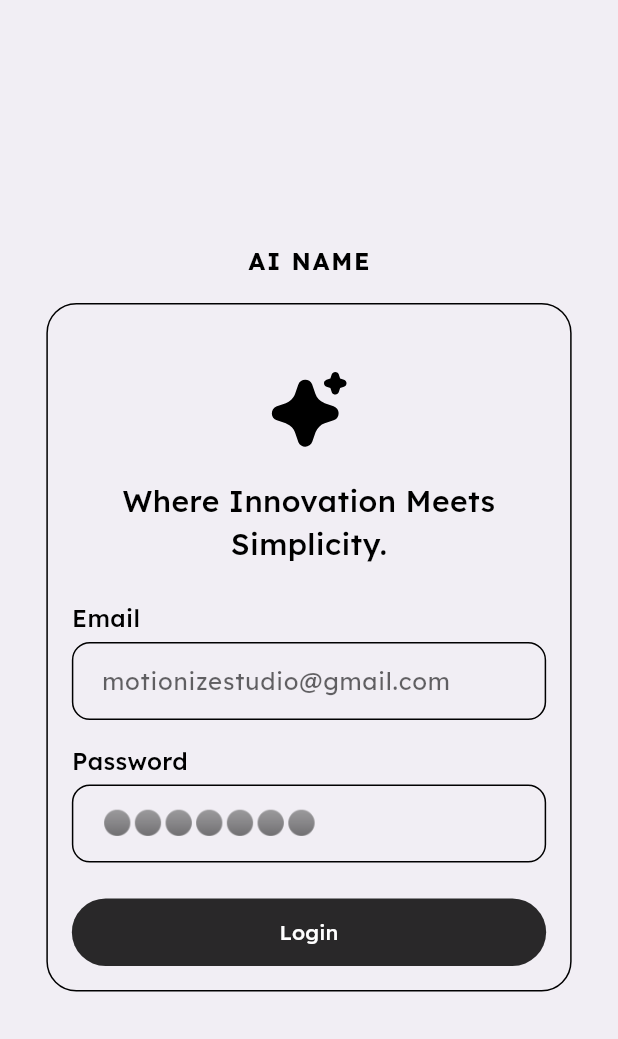
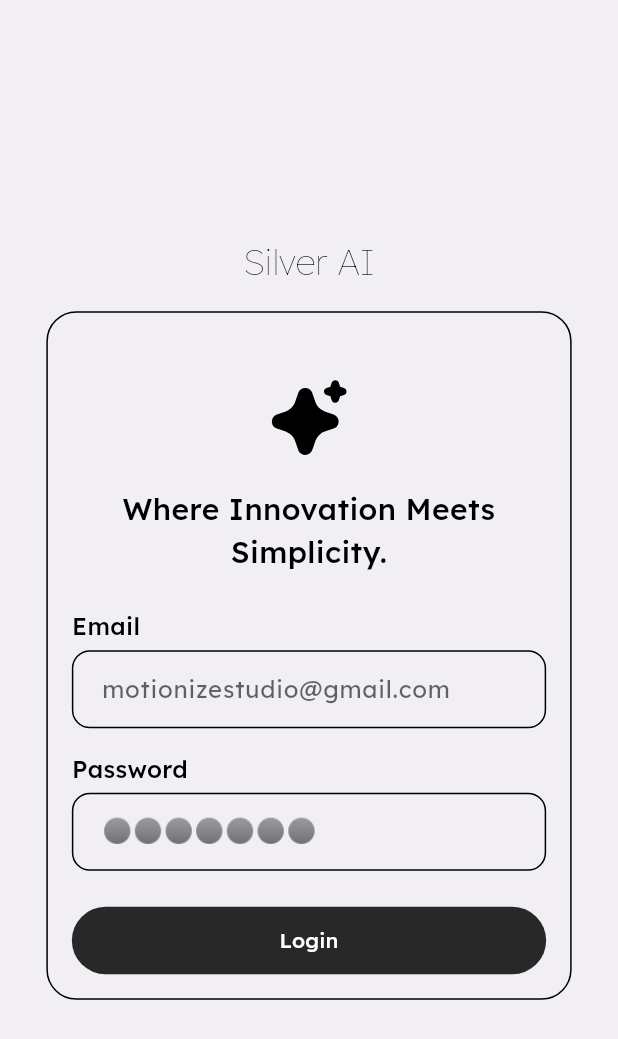
Before and after one commit to neelwork/Ai_studio, a Flutter app: the screen it shows after launch, after a tap on "Login", on a phone screen of 412 x 824 dp. Shown: the top 1039 px of the screen. Run offline on Flutter 3.47's test engine with Material 3 defaults, Android fonts, the light colour scheme and no system bars; our stand-ins replace bloc, file_picker, firebase_auth, firebase_core, flutter_bloc, flutter_svg and 7 more; accounts and stored records are empty; network calls fail.

Commit message:
app  logo and name changed

```diff
--- a/lib/main.dart
+++ b/lib/main.dart
@@ -1,26 +1,60 @@
-import 'package:ai_studio/src/auth_bloc/auth_bloc.dart';
-import 'package:ai_studio/src/auth_bloc/auth_screen.dart';
-import 'package:ai_studio/src/chat_bloc/chat_bloc.dart';
-import 'package:ai_studio/src/chat_bloc/chat_screen.dart';
-import 'package:ai_studio/src/chat_bloc/get_all_chat_history_bloc.dart';
-import 'package:ai_studio/src/chat_bloc/get_prompt_by_id_bloc.dart';
-import 'package:ai_studio/src/login_bloc/login_bloc.dart';
-import 'package:ai_studio/src/login_bloc/login_screen.dart';
-import 'package:ai_studio/src/setting_bloc/delete_all_chat_bloc.dart';
-import 'package:ai_studio/src/setting_bloc/profile_bloc.dart';
-import 'package:ai_studio/src/setting_bloc/setting_screen.dart';
-import 'package:ai_studio/src/setting_bloc/update_user_bloc.dart';
-import 'package:ai_studio/src/signup_bloc/signup_bloc.dart';
-import 'package:ai_studio/src/signup_bloc/signup_screen.dart';
-import 'package:ai_studio/src/splash_screen/splash_screen.dart';
-import 'package:firebase_core/firebase_core.dart';
 import 'package:flutter/material.dart';
 import 'package:flutter_bloc/flutter_bloc.dart';
+import 'package:silver_ai/src/auth_bloc/auth_bloc.dart';
+import 'package:silver_ai/src/auth_bloc/auth_screen.dart';
+import 'package:silver_ai/src/chat_bloc/chat_screen.dart';
+import 'package:silver_ai/src/login_bloc/login_screen.dart';
+import 'package:silver_ai/src/setting_bloc/setting_screen.dart';
+import 'package:silver_ai/src/signup_bloc/signup_screen.dart';
+import 'package:silver_ai/src/splash_screen/splash_screen.dart';
+import 'package:silver_ai/utils/colors.dart';
+import 'package:silver_ai/utils/global_functions_variable.dart';
+import 'package:silver_ai/utils/responsive.dart';
+import 'package:silver_ai/utils/text_styles.dart';
+import 'package:silver_ai/widget/custom_snackbar.dart';
+import 'package:silver_ai/services/shared_preference/shared_preference.dart';
+import 'package:silver_ai/services/google_signin_services.dart';
+import 'package:silver_ai/services/post_services/post_services.dart';
+import 'package:silver_ai/src/chat_bloc/get_all_chat_history_bloc.dart';
+import 'package:silver_ai/src/chat_bloc/get_prompt_by_id_bloc.dart';
+import 'package:silver_ai/src/setting_bloc/profile_bloc.dart';
+import 'package:silver_ai/src/setting_bloc/delete_all_chat_bloc.dart';
+import 'package:silver_ai/src/setting_bloc/update_user_bloc.dart';
+import 'package:silver_ai/model/chat_model.dart';
+import 'package:silver_ai/model/delete_all_chat_model.dart';
+import 'package:silver_ai/model/get_chat_history_model.dart';
+import 'package:silver_ai/model/get_profile_model.dart';
+import 'package:silver_ai/model/get_prompt_by_id_model.dart';
+import 'package:silver_ai/model/login_model.dart';
+import 'package:silver_ai/model/signup_model.dart';
+import 'package:silver_ai/model/update_user_model.dart';
+import 'package:silver_ai/utils/api_endpoint.dart';
+import 'package:silver_ai/utils/global_variable.dart';
+import 'package:silver_ai/widget/app_button.dart';
+import 'package:silver_ai/widget/custom_textfield.dart';
+import 'package:silver_ai/demo.dart';
+import 'package:silver_ai/src/chat_bloc/chat_bloc.dart';
+import 'package:silver_ai/src/chat_bloc/chat_event.dart';
+import 'package:silver_ai/src/chat_bloc/chat_state.dart';
+import 'package:silver_ai/src/auth_bloc/auth_event.dart';
+import 'package:silver_ai/src/auth_bloc/auth_state.dart';
+import 'package:silver_ai/src/login_bloc/login_bloc.dart';
+import 'package:silver_ai/src/signup_bloc/signup_bloc.dart';
+import 'package:firebase_core/firebase_core.dart';
 import 'package:provider/provider.dart';
 import 'package:flutter/foundation.dart';
+import 'package:flutter/services.dart';
 
 void main() async{
   WidgetsFlutterBinding.ensureInitialized();
+
+  // Test asset loading
+  try {
+    await rootBundle.load('assets/icons/ai_icon.svg');
+    print('✅ Asset loaded successfully: assets/icons/ai_icon.svg');
+  } catch (e) {
+    print('❌ Asset loading failed: assets/icons/ai_icon.svg - $e');
+  }
 
   if (kIsWeb) {
     await Firebase.initializeApp(
@@ -81,7 +115,7 @@ class MyApp extends StatelessWidget {
           builder: (context, themeProvider, _) {
             return MaterialApp(
               debugShowCheckedModeBanner: false,
-              title: 'Flutter Demo',
+              title: 'Silver AI',
               theme: AppTheme.lightTheme,
               darkTheme: AppTheme.darkTheme,
               themeMode: themeProvider.themeMode,
--- a/lib/model/chat_model.dart
+++ b/lib/model/chat_model.dart
@@ -7,6 +7,8 @@ class ChatMessage {
   final String? imageUrl;
   final List<Widget>? attachments;
   final bool showImage;
+  final bool isTyping;
+  final int typingProgress;
 
   ChatMessage({
     required this.text,
@@ -15,5 +17,29 @@ class ChatMessage {
     this.imageUrl,
     this.attachments,
     required this.showImage,
+    this.isTyping = false,
+    this.typingProgress = 0,
   });
+
+  ChatMessage copyWith({
+    String? text,
+    bool? isUser,
+    DateTime? timestamp,
+    String? imageUrl,
+    List<Widget>? attachments,
+    bool? showImage,
+    bool? isTyping,
+    int? typingProgress,
+  }) {
+    return ChatMessage(
+      text: text ?? this.text,
+      isUser: isUser ?? this.isUser,
+      timestamp: timestamp ?? this.timestamp,
+      imageUrl: imageUrl ?? this.imageUrl,
+      attachments: attachments ?? this.attachments,
+      showImage: showImage ?? this.showImage,
+      isTyping: isTyping ?? this.isTyping,
+      typingProgress: typingProgress ?? this.typingProgress,
+    );
+  }
 }
--- a/lib/src/auth_bloc/auth_screen.dart
+++ b/lib/src/auth_bloc/auth_screen.dart
@@ -1,7 +1,7 @@
-import 'package:ai_studio/services/google_signin_services.dart';
-import 'package:ai_studio/src/signup_bloc/signup_bloc.dart';
-import 'package:ai_studio/src/login_bloc/login_bloc.dart';
-import 'package:ai_studio/utils/global_functions_variable.dart';
+import 'package:silver_ai/services/google_signin_services.dart';
+import 'package:silver_ai/src/signup_bloc/signup_bloc.dart';
+import 'package:silver_ai/src/login_bloc/login_bloc.dart';
+import 'package:silver_ai/utils/global_functions_variable.dart';
 import 'package:flutter/material.dart';
 import 'package:flutter_bloc/flutter_bloc.dart';
 import 'package:flutter_svg/svg.dart';
@@ -62,10 +62,10 @@ class _AuthCardState extends State<_AuthCard> {
         mainAxisAlignment: MainAxisAlignment.center,
         children: [
           Text(
-            'AI NAME',
-            style: AppTextStyles.bold16.copyWith(
-              letterSpacing: 1.2,
-              color: theme.textTheme.bodyLarge?.color,
+            'Silver AI',
+            style: AppTextStyles.regular24.copyWith(
+              fontWeight: FontWeight.w100,
+              color: !isDarkMode ? AppColors.black : AppColors.white,
             ),
           ),
           const SizedBox(height: 16),
--- a/lib/src/chat_bloc/get_all_chat_history_bloc.dart
+++ b/lib/src/chat_bloc/get_all_chat_history_bloc.dart
@@ -1,5 +1,5 @@
-import 'package:ai_studio/model/get_chat_history_model.dart';
-import 'package:ai_studio/services/post_services/post_services.dart';
+import 'package:silver_ai/model/get_chat_history_model.dart';
+import 'package:silver_ai/services/post_services/post_services.dart';
 import 'package:flutter_bloc/flutter_bloc.dart';
 
 sealed class GetAllChatHistory {}
--- a/lib/src/chat_bloc/get_prompt_by_id_bloc.dart
+++ b/lib/src/chat_bloc/get_prompt_by_id_bloc.dart
@@ -1,5 +1,5 @@
-import 'package:ai_studio/model/get_prompt_by_id_model.dart';
-import 'package:ai_studio/services/post_services/post_services.dart';
+import 'package:silver_ai/model/get_prompt_by_id_model.dart';
+import 'package:silver_ai/services/post_services/post_services.dart';
 import 'package:flutter_bloc/flutter_bloc.dart';
 
 sealed class GetPromptByIdEvent {}
--- a/lib/src/login_bloc/login_bloc.dart
+++ b/lib/src/login_bloc/login_bloc.dart
@@ -1,6 +1,6 @@
-import 'package:ai_studio/model/login_model.dart';
-import 'package:ai_studio/services/post_services/post_services.dart';
-import 'package:ai_studio/services/shared_preference/shared_preference.dart';
+import 'package:silver_ai/model/login_model.dart';
+import 'package:silver_ai/services/post_services/post_services.dart';
+import 'package:silver_ai/services/shared_preference/shared_preference.dart';
 import 'package:flutter_bloc/flutter_bloc.dart';
 
 sealed class LoginEvent {}
--- a/lib/src/login_bloc/login_screen.dart
+++ b/lib/src/login_bloc/login_screen.dart
@@ -1,6 +1,6 @@
-import 'package:ai_studio/src/login_bloc/login_bloc.dart';
-import 'package:ai_studio/utils/global_functions_variable.dart';
-import 'package:ai_studio/widget/custom_textfield.dart';
+import 'package:silver_ai/src/login_bloc/login_bloc.dart';
+import 'package:silver_ai/utils/global_functions_variable.dart';
+import 'package:silver_ai/widget/custom_textfield.dart';
 import 'package:flutter/material.dart';
 import 'package:flutter_bloc/flutter_bloc.dart';
 import 'package:flutter_svg/svg.dart';
@@ -52,10 +52,10 @@ class _LoginCard extends StatelessWidget {
           mainAxisAlignment: MainAxisAlignment.center,
           children: [
             Text(
-              'AI NAME',
-              style: AppTextStyles.bold16.copyWith(
-                letterSpacing: 1.2,
-                color: theme.textTheme.bodyLarge?.color, // Use theme text color
+              'Silver AI',
+              style: AppTextStyles.regular24.copyWith(
+                fontWeight: FontWeight.w100,
+                color: !isDarkMode ? AppColors.black : AppColors.white,
               ),
             ),
             const SizedBox(height: 16),
--- a/lib/src/setting_bloc/delete_all_chat_bloc.dart
+++ b/lib/src/setting_bloc/delete_all_chat_bloc.dart
@@ -1,5 +1,5 @@
-import 'package:ai_studio/model/delete_all_chat_model.dart';
-import 'package:ai_studio/services/post_services/post_services.dart';
+import 'package:silver_ai/model/delete_all_chat_model.dart';
+import 'package:silver_ai/services/post_services/post_services.dart';
 import 'package:flutter_bloc/flutter_bloc.dart';
 
 sealed class DeleteAllChatEvent {}
--- a/lib/src/setting_bloc/profile_bloc.dart
+++ b/lib/src/setting_bloc/profile_bloc.dart
@@ -1,5 +1,5 @@
-import 'package:ai_studio/model/get_profile_model.dart';
-import 'package:ai_studio/services/post_services/post_services.dart';
+import 'package:silver_ai/model/get_profile_model.dart';
+import 'package:silver_ai/services/post_services/post_services.dart';
 import 'package:flutter_bloc/flutter_bloc.dart';
 
 sealed class ProfileEvent {}
--- a/lib/src/setting_bloc/update_user_bloc.dart
+++ b/lib/src/setting_bloc/update_user_bloc.dart
@@ -1,5 +1,5 @@
-import 'package:ai_studio/model/update_user_model.dart';
-import 'package:ai_studio/services/post_services/post_services.dart';
+import 'package:silver_ai/model/update_user_model.dart';
+import 'package:silver_ai/services/post_services/post_services.dart';
 import 'package:flutter_bloc/flutter_bloc.dart';
 
 sealed class UpdateUserEvent {}
--- a/lib/src/signup_bloc/signup_bloc.dart
+++ b/lib/src/signup_bloc/signup_bloc.dart
@@ -1,6 +1,6 @@
-import 'package:ai_studio/model/signup_model.dart';
-import 'package:ai_studio/services/post_services/post_services.dart';
-import 'package:ai_studio/services/shared_preference/shared_preference.dart';
+import 'package:silver_ai/model/signup_model.dart';
+import 'package:silver_ai/services/post_services/post_services.dart';
+import 'package:silver_ai/services/shared_preference/shared_preference.dart';
 import 'package:flutter_bloc/flutter_bloc.dart';
 
 sealed class SignUpEvent {}
--- a/lib/src/signup_bloc/signup_screen.dart
+++ b/lib/src/signup_bloc/signup_screen.dart
@@ -1,13 +1,13 @@
-import 'package:ai_studio/src/signup_bloc/signup_bloc.dart';
-import 'package:ai_studio/utils/global_functions_variable.dart';
-import 'package:ai_studio/widget/custom_textfield.dart';
+import 'package:silver_ai/src/signup_bloc/signup_bloc.dart';
+import 'package:silver_ai/utils/global_functions_variable.dart';
+import 'package:silver_ai/widget/custom_textfield.dart';
 import 'package:flutter/material.dart';
 import 'package:flutter_bloc/flutter_bloc.dart';
 import 'package:flutter_svg/svg.dart';
-import '../../utils/colors.dart';
-import '../../utils/text_styles.dart';
-import '../../utils/responsive.dart';
-import '../../widget/app_button.dart';
+import 'package:silver_ai/utils/colors.dart';
+import 'package:silver_ai/utils/text_styles.dart';
+import 'package:silver_ai/utils/responsive.dart';
+import 'package:silver_ai/widget/app_button.dart';
 
 class SignupScreen extends StatelessWidget {
   const SignupScreen({super.key});
@@ -47,9 +47,11 @@ class _SignupStep1Card extends StatelessWidget {
         mainAxisAlignment: MainAxisAlignment.center,
         children: [
           Text(
-            'AI NAME',
-            style: AppTextStyles.bold16.copyWith(
-                letterSpacing: 1.2, color: theme.textTheme.bodyLarge?.color),
+            'Silver AI',
+            style: AppTextStyles.regular24.copyWith(
+              fontWeight: FontWeight.w100,
+              color: !isDarkMode ? AppColors.black : AppColors.white,
+            ),
           ),
           const SizedBox(height: 16),
           Container(
@@ -228,9 +230,11 @@ class _SignupStep2CardState extends State<_SignupStep2Card> {
         mainAxisAlignment: MainAxisAlignment.center,
         children: [
           Text(
-            'AI NAME',
-            style: AppTextStyles.bold16.copyWith(
-                letterSpacing: 1.2, color: theme.textTheme.bodyLarge?.color),
+            'Silver AI',
+            style: AppTextStyles.regular24.copyWith(
+              fontWeight: FontWeight.w100,
+              color: !isDarkMode ? AppColors.black : AppColors.white,
+            ),
           ),
           const SizedBox(height: 16),
           Container(
```
Also changed, not shown: lib/services/post_services/post_services.dart (+9 -9 lines), lib/src/chat_bloc/chat_screen.dart (+154 -30 lines), lib/src/setting_bloc/setting_screen.dart (+4 -4 lines), lib/src/splash_screen/splash_screen.dart (+6 -6 lines), lib/utils/global_functions_variable.dart (+6 -6 lines), pubspec.yaml (+13 -2 lines), 15 other files.
